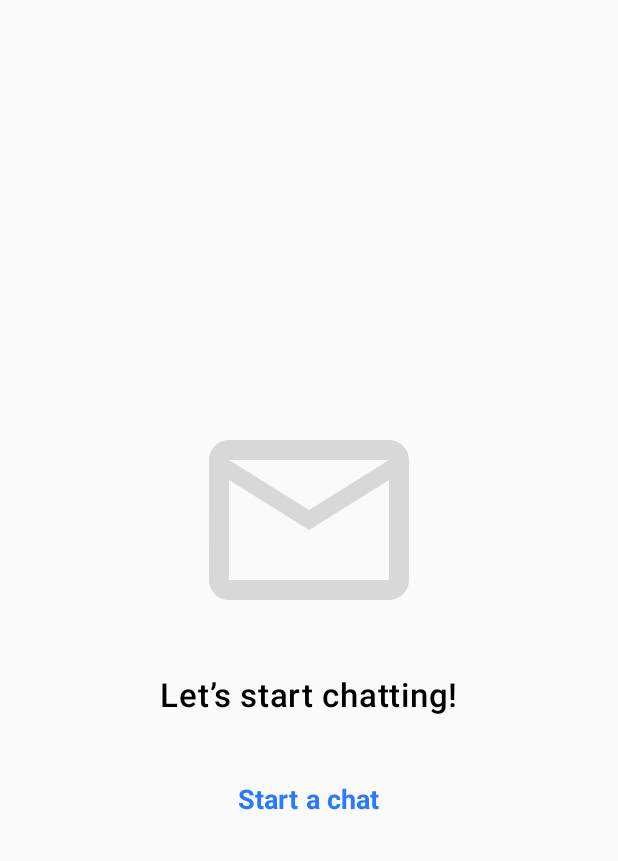
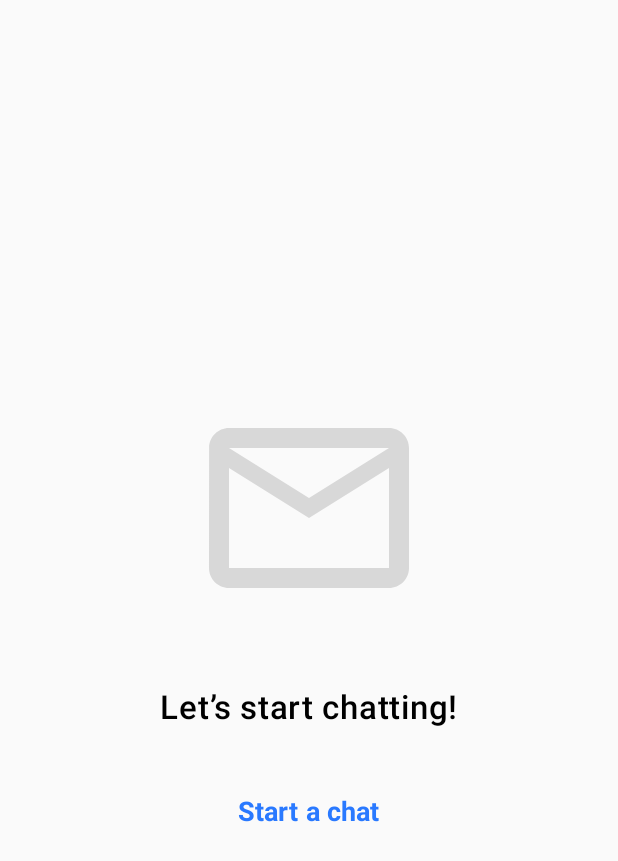
Before and after one commit to Lavie92/RandomChatApp, an Android app built with Jetpack Compose: the screen it shows after launch (MainActivity), on a phone screen of 412 x 824 dp. Shown: the top 861 px of the screen. Run offline under Robolectric (Android 15) with nearby library versions, the phone set to English and light mode, and no system bars.

Commit message:
increase space

```diff
--- a/app/src/main/java/com/example/randomchat/ui/screen/ChatScreen.kt
+++ b/app/src/main/java/com/example/randomchat/ui/screen/ChatScreen.kt
@@ -38,7 +38,7 @@ fun ChatScreen(
             modifier = Modifier.size(160.dp),
             tint = Color(0xFFD8D8D8)
         )
-        Spacer(modifier = Modifier.height(24.dp))
+        Spacer(modifier = Modifier.height(40.dp))
         Text(
             text = "Let’s start chatting!",
             fontSize = 22.sp,
```
